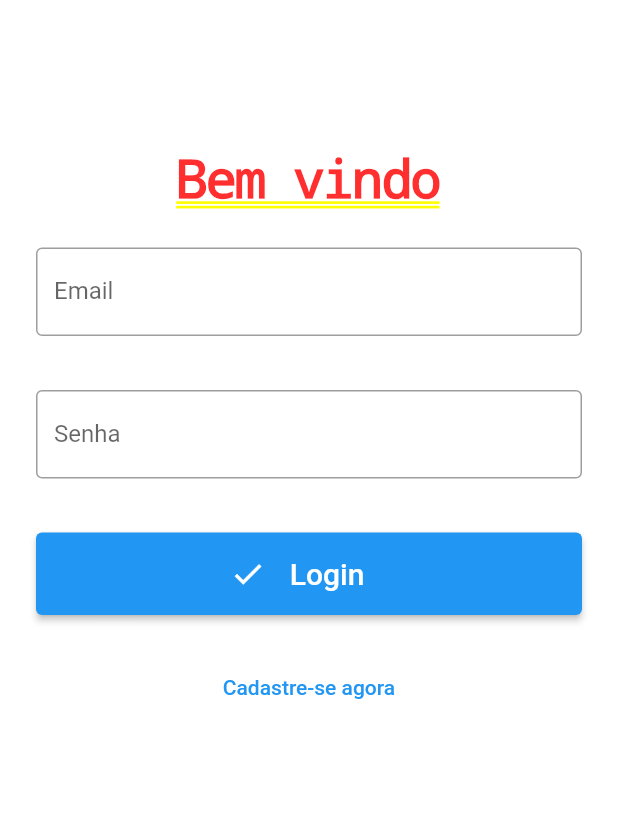
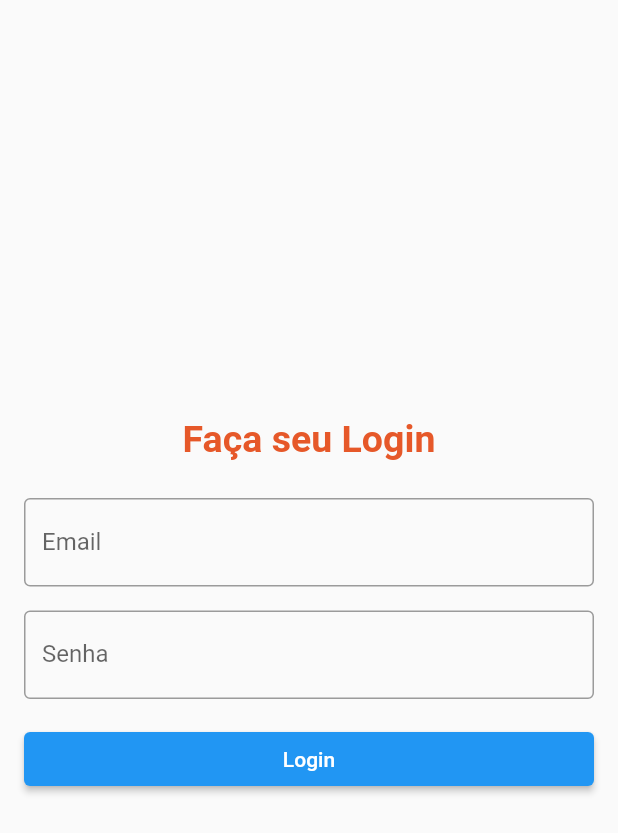
Before and after one commit to lucasbarretoluz/AppGerenciamentoFinanceiro, a Flutter app: the screen it shows after launch, on a phone screen of 412 x 824 dp. Shown: the top 833 px of the screen. Run offline on Flutter 3.47's test engine with Material 2 defaults, Android fonts, the phone set to English and light mode, and no system bars; our stand-ins replace firebase_auth, firebase_core, table_calendar; missing offline and left inert: flutter_barcode_scanner; accounts and stored records are empty.

Commit message:
Implementado loginpage no firebase

```diff
--- a/flutter_application/lib/main.dart
+++ b/flutter_application/lib/main.dart
@@ -1,42 +1,37 @@
 import 'package:firebase_core/firebase_core.dart';
-import 'firebase_options.dart';
+import 'package:flutter_application/src/pages/loginPage.dart';
 import 'package:flutter/material.dart';
-import 'package:flutter_application/src/config/route.dart';
-import 'package:flutter_application/src/pages/mainPage.dart';
-import 'package:flutter_application/src/services/auth_services.dart';
-import 'package:flutter_application/src/widgets/auth_check.dart';
 import 'package:intl/date_symbol_data_local.dart';
-import 'package:provider/provider.dart';
 import 'src/themes/theme.dart';
 
 void main() async {
   WidgetsFlutterBinding.ensureInitialized();
-  await Firebase.initializeApp(
-    // options: DefaultFirebaseOptions.currentPlatform,
-  ); //inicializa o firebase
   initializeDateFormatting().then(
-    (_) => runApp(
-      MultiProvider(
-        providers: [
-          ChangeNotifierProvider(create: (context) => AuthService()),
-        ],
-        child: MyApp(),
-      ),
-    ),
+    (_) => runApp(MyApp()),
   );
 }
 
 class MyApp extends StatelessWidget {
+  final _initialization = Firebase.initializeApp();
+
   @override
   Widget build(BuildContext context) {
+    return FutureBuilder(
+        future: _initialization,
+        builder: (context, snapshot) {
+          if (snapshot.connectionState != ConnectionState.done) {
+            return Center(child: CircularProgressIndicator());
+          }
+
           return MaterialApp(
             title: 'NF-DosGu ',
             theme: AppTheme.lightTheme.copyWith(),
             debugShowCheckedModeBanner: false,
 
-      home: AuthCheck(),
+            home: loginPage(),
             // routes: Routes.getRoute(),
             // initialRoute: '/',
           );
+        });
   }
 }
--- a/flutter_application/lib/src/pages/loginPage.dart
+++ b/flutter_application/lib/src/pages/loginPage.dart
@@ -1,172 +1,127 @@
+import 'package:firebase_auth/firebase_auth.dart';
 import 'package:flutter/material.dart';
-import 'package:flutter_application/src/services/auth_services.dart';
+import 'package:flutter/services.dart';
+import 'package:flutter_application/src/pages/mainPage.dart';
+import 'package:flutter_application/src/themes/light_color.dart';
 
-class LoginPage extends StatefulWidget {
-  const LoginPage({Key? key}) : super(key: key);
+class loginPage extends StatefulWidget {
+  const loginPage({Key? key}) : super(key: key);
 
   @override
-  _LoginPageState createState() => _LoginPageState();
+  _loginPageState createState() => _loginPageState();
 }
 
-class _LoginPageState extends State<LoginPage> {
-  final formKey = GlobalKey<FormState>();
-  final email = TextEditingController();
-  final senha = TextEditingController();
+class _loginPageState extends State<loginPage> {
+  final _emailController = TextEditingController();
+  final _passwordController = TextEditingController();
 
-  bool isLogin = true;
-  late String titulo;
-  late String actionButton;
-  late String toggleButton;
-   bool loading = false;
+  bool isLoggingIn = false;
 
+  _login() async {
+    setState(() {
+      isLoggingIn = true;
+    });
 
+    try {
+      await FirebaseAuth.instance.signInWithEmailAndPassword(
+          email: _emailController.text, password: _passwordController.text);
 
-  @override
-  void initState() {
-    super.initState();
-    setFormAction(true);
+      Navigator.of(context)
+          .push(MaterialPageRoute(builder: (context) => MainPage(title: '')));
+    } on FirebaseAuthException catch (e) {
+      var message = '';
+
+      switch (e.code) {
+        case 'invalid-email':
+          message = 'O e-mail está incorreto.';
+          break;
+        case 'user-disable':
+          message = 'O usuario está incorreto.';
+          break;
+        case 'user-not-found':
+          message = 'O usuario não foi encontrado.';
+          break;
+        case 'wrong-password':
+          message = 'Senha incorreta.';
+          break;
       }
 
-  setFormAction(bool action) {
+      showDialog(
+          context: context,
+          builder: (context) {
+            return AlertDialog(
+              title: Text('Falha ao fazer login'),
+              content: Text(message),
+              actions: [
+                TextButton(
+                    onPressed: () {
+                      Navigator.of(context).pop();
+                    },
+                    child: Text('OK'))
+              ],
+            );
+          });
+    } finally {
       setState(() {
-      if (isLogin) {
-        titulo = 'Bem vindo';
-        actionButton = 'Login';
-        toggleButton = 'Cadastre-se agora';
-      } else {
-        titulo = 'Crie sua conta';
-        actionButton = 'Cadastrar';
-        toggleButton = 'Voltar ao Login';
-      }
+        isLoggingIn = false;
       });
-  }
-
-  login() async {
-    setState(() => loading = true);
-    try {
-      await context.read<AuthService>().login(email.text, senha.text);
-    } on AuthException catch (e) {
-      setState(() => loading = false);
-      ScaffoldMessenger.of(context)
-          .showSnackBar(SnackBar(content: Text(e.message)));
-    }
-  }
-
-  registrar() async {
-    setState(() => loading = true);
-    try {
-      await context.read<AuthService>().registrar(email.text, senha.text);
-    } on AuthException catch (e) {
-      setState(() => loading = false);
-      ScaffoldMessenger.of(context)
-          .showSnackBar(SnackBar(content: Text(e.message)));
     }
   }
 
   @override
   Widget build(BuildContext context) {
-    return Container(
-      child: SingleChildScrollView(
-        child: Padding(
-          padding: EdgeInsets.only(top: 100),
-          child: Form(
-            key: formKey,
-            child: Column(
+    return Scaffold(
+      body: Column(
         mainAxisAlignment: MainAxisAlignment.center,
         children: [
           Text(
-                  titulo,
+            'Faça seu Login',
             style: TextStyle(
-                    fontSize: 35,
-                    fontWeight: FontWeight.bold,
-                    letterSpacing: -1.5,
+                color: LightColor.orange,
+                fontSize: 25,
+                fontWeight: FontWeight.w600),
+          ),
+          const SizedBox(height: 25),
+          Padding(
+            padding: const EdgeInsets.only(left: 16.0, right: 16.0),
+            child: TextField(
+              controller: _emailController,
+              decoration: InputDecoration(
+                labelText: 'Email',
+                border: OutlineInputBorder(),
+              ),
+              keyboardType: TextInputType.emailAddress,
             ),
           ),
+          const SizedBox(height: 16),
           Padding(
-                  padding: EdgeInsets.all(24),
-                  child: TextFormField(
-                    controller: email,
+            padding: const EdgeInsets.only(left: 16.0, right: 16.0),
+            child: TextField(
+              controller: _passwordController,
               decoration: InputDecoration(
+                labelText: 'Senha',
                 border: OutlineInputBorder(),
-                      labelText: 'Email',
               ),
-                    keyboardType: TextInputType.emailAddress,
-                    validator: (value) {
-                      if (value!.isEmpty) {
-                        return 'Informe o email corretamente!';
-                      }
-                      return null;
-                    },
+              obscureText: true,
             ),
           ),
+          if (!isLoggingIn)
             Padding(
-                  padding:
-                      EdgeInsets.symmetric(vertical: 12.0, horizontal: 24.0),
-                  child: TextFormField(
-                    controller: senha,
-                    obscureText: true,
-                    decoration: InputDecoration(
-                      border: OutlineInputBorder(),
-                      labelText: 'Senha',
-                    ),
-                    validator: (value) {
-                      if (value!.isEmpty) {
-                        return 'Informa sua senha!';
-                      } else if (value.length < 6) {
-                        return 'Sua senha deve ter no mínimo 6 caracteres';
-                      }
-                      return null;
+              padding: const EdgeInsets.all(16.0),
+              child: SizedBox(
+                width: double.infinity,
+                child: ElevatedButton(
+                    onPressed: () {
+                      _login();
                     },
+                    child: Text('Login')),
               ),
             ),
-                Padding(
-                  padding: EdgeInsets.all(24.0),
-                  child: ElevatedButton(
-                    onPressed: () {
-                      if (formKey.currentState!.validate()) {
-                        if (isLogin) {
-                          login();
-                        } else {
-                          registrar();
-                        }
-                      }
-                    },
-                    child: Row(
-                      mainAxisAlignment: MainAxisAlignment.center,
-                      children: (loading)
-                          ? [
-                              Padding(
-                                padding: EdgeInsets.all(16),
-                                child: SizedBox(
-                                  width: 24,
-                                  height: 24,
-                                  child: CircularProgressIndicator(
-                                    color: Colors.white,
-                                  ),
-                                ),
-                              )
+          if (isLoggingIn) ...[
+            const SizedBox(height: 16),
+            Center(child: CircularProgressIndicator()),
           ]
-                          : [
-                              Icon(Icons.check),
-                              Padding(
-                                padding: EdgeInsets.all(16.0),
-                                child: Text(
-                                  actionButton,
-                                  style: TextStyle(fontSize: 20),
-                                ),
-                              ),
         ],
-                    ),
-                  ),
-                ),
-                TextButton(
-                  onPressed: () => setFormAction(!isLogin),
-                  child: Text(toggleButton),
-                ),
-              ],
-            ),
-          ),
-        ),
       ),
     );
   }
--- a/flutter_application/lib/src/services/auth_services.dart
+++ b/flutter_application/lib/src/services/auth_services.dart
@@ -1,57 +1,57 @@
-import 'package:firebase_auth/firebase_auth.dart';
-import 'package:flutter/material.dart';
+// import 'package:firebase_auth/firebase_auth.dart';
+// import 'package:flutter/material.dart';
 
 
 
-//Validar se ouve alguma mudança de autenticação
-class AuthService extends ChangeNotifier{
-  FirebaseAuth _auth = FirebaseAuth.instance;
-  User? usuario;
-  bool isLoading = true;
+// //Validar se ouve alguma mudança de autenticação
+// class AuthService extends ChangeNotifier{
+//   FirebaseAuth _auth = FirebaseAuth.instance;
+//   User? usuario;
+//   bool isLoading = true;
 
-  AuthService(){
-    _authCheck();
-  }
+//   AuthService(){
+//     _authCheck();
+//   }
 
-  _authCheck(){
-    _auth.authStateChanges().listen((User? user) {
-      usuario = (user == null) ? null : user;
-      isLoading = false;
-      notifyListeners(); //executa todas as funções
-     });
-  }
-   _getUser() {
-    usuario = _auth.currentUser;
-    notifyListeners();
-  }
-  registrar(String email, String senha) async {
-    try {
-      await _auth.createUserWithEmailAndPassword(email: email, password: senha);
-      _getUser();
-    } on FirebaseAuthException catch (e) {
-      if (e.code == 'weak-password') {
-        throw AuthException('A senha é muito fraca!');
-      } else if (e.code == 'email-already-in-use') {
-        throw AuthException('Este email já está cadastrado');
-      }
-    }
-  }
+//   _authCheck(){
+//     _auth.authStateChanges().listen((User? user) {
+//       usuario = (user == null) ? null : user;
+//       isLoading = false;
+//       notifyListeners(); //executa todas as funções
+//      });
+//   }
+//    _getUser() {
+//     usuario = _auth.currentUser;
+//     notifyListeners();
+//   }
+//   registrar(String email, String senha) async {
+//     try {
+//       await _auth.createUserWithEmailAndPassword(email: email, password: senha);
+//       _getUser();
+//     } on FirebaseAuthException catch (e) {
+//       if (e.code == 'weak-password') {
+//         throw AuthException('A senha é muito fraca!');
+//       } else if (e.code == 'email-already-in-use') {
+//         throw AuthException('Este email já está cadastrado');
+//       }
+//     }
+//   }
 
-  login(String email, String senha) async {
-    try {
-      await _auth.signInWithEmailAndPassword(email: email, password: senha);
-      _getUser();
-    } on FirebaseAuthException catch (e) {
-      if (e.code == 'user-not-found') {
-        throw AuthException('Email não encontrado. Cadastre-se.');
-      } else if (e.code == 'wrong-password') {
-        throw AuthException('Senha incorreta. Tente novamente');
-      }
-    }
-  }
+//   login(String email, String senha) async {
+//     try {
+//       await _auth.signInWithEmailAndPassword(email: email, password: senha);
+//       _getUser();
+//     } on FirebaseAuthException catch (e) {
+//       if (e.code == 'user-not-found') {
+//         throw AuthException('Email não encontrado. Cadastre-se.');
+//       } else if (e.code == 'wrong-password') {
+//         throw AuthException('Senha incorreta. Tente novamente');
+//       }
+//     }
+//   }
 
-  logout() async {
-    await _auth.signOut();
-    _getUser();
-  }
-}
+//   logout() async {
+//     await _auth.signOut();
+//     _getUser();
+//   }
+// }
--- a/flutter_application/lib/src/widgets/auth_check.dart
+++ b/flutter_application/lib/src/widgets/auth_check.dart
@@ -1,33 +1,33 @@
-import 'package:flutter/material.dart';
-import 'package:flutter_application/src/pages/loginPage.dart';
-import 'package:flutter_application/src/pages/mainPage.dart';
-import 'package:flutter_application/src/services/auth_services.dart';
-import "package:provider/provider.dart";
+// import 'package:flutter/material.dart';
+// import 'package:flutter_application/src/pages/loginPage.dart';
+// import 'package:flutter_application/src/pages/mainPage.dart';
+// import 'package:flutter_application/src/services/auth_services.dart';
+// import "package:provider/provider.dart";
 
-class AuthCheck extends StatefulWidget {
-  AuthCheck({Key? key}) : super(key: key);
+// class AuthCheck extends StatefulWidget {
+//   AuthCheck({Key? key}) : super(key: key);
 
-  @override
-  _AuthCheckState createState() => _AuthCheckState();
-}
+//   @override
+//   _AuthCheckState createState() => _AuthCheckState();
+// }
 
-class _AuthCheckState extends State<AuthCheck> {
-  @override
-  Widget build(BuildContext context) {
-    AuthService auth = Provider.of<AuthService>(context);
+// class _AuthCheckState extends State<AuthCheck> {
+//   @override
+//   Widget build(BuildContext context) {
+//     AuthService auth = Provider.of<AuthService>(context);
 
-    if (auth.isLoading)
-      return loading();
-    else if (auth.usuario == null)
-      return LoginPage();
-    else
-      return MainPage(title: '');
-  }
+//     if (auth.isLoading)
+//       return loading();
+//     else if (auth.usuario == null)
+//       return LoginPage();
+//     else
+//       return MainPage(title: '');
+//   }
 
-  loading() {
-    return Scaffold(
-        body: Center(
-      child: CircularProgressIndicator(),
-    ));
-  }
-}
+//   loading() {
+//     return Scaffold(
+//         body: Center(
+//       child: CircularProgressIndicator(),
+//     ));
+//   }
+// }
```
Also changed, not shown: 1 other file. Lines whose indentation alone changed are shown as unchanged.
